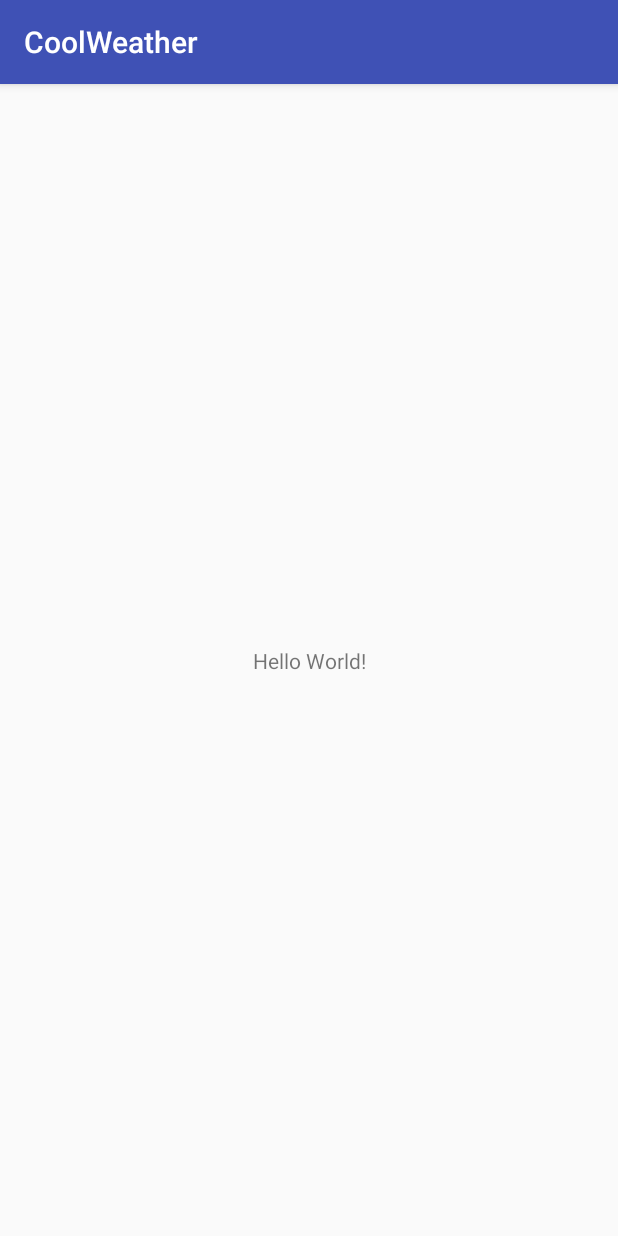
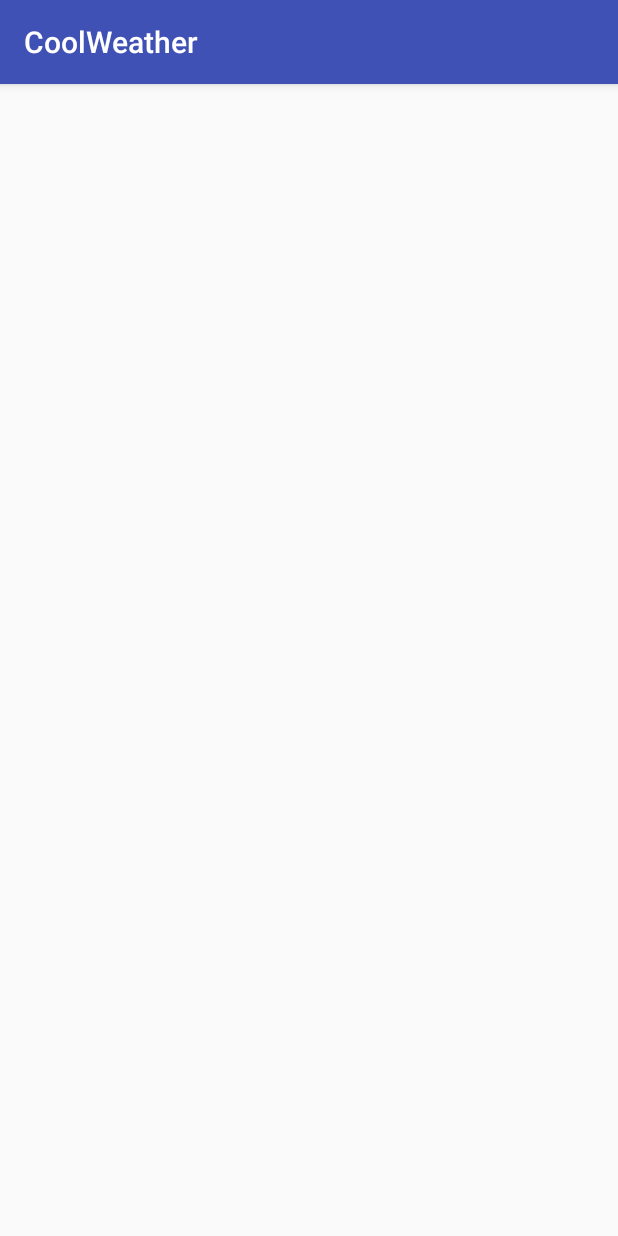
Before and after one commit to onlyfelony/coolweather, an Android app: the screen it shows after launch (MainActivity), on a phone screen of 412 x 824 dp. Run offline under Robolectric (Android 15) with nearby library versions, the phone set to English and light mode, and no system bars.

Commit message:
加入数据库

```diff
--- a/app/build.gradle
+++ b/app/build.gradle
@@ -25,4 +25,9 @@ dependencies {
     testImplementation 'junit:junit:4.12'
     androidTestImplementation 'com.android.support.test:runner:1.0.1'
     androidTestImplementation 'com.android.support.test.espresso:espresso-core:3.0.1'
+
+    implementation 'org.litepal.android:core:1.6.1'
+    implementation 'com.squareup.okhttp3:okhttp:3.10.0'
+    implementation 'com.google.code.gson:gson:2.8.2'
+    implementation 'com.github.bumptech.glide:glide:4.7.1'
 }
--- a/app/src/main/AndroidManifest.xml
+++ b/app/src/main/AndroidManifest.xml
@@ -3,6 +3,7 @@
     package="com.example.administrator.coolweather">
 
     <application
+        android:name="org.litepal.LitePalApplication"
         android:allowBackup="true"
         android:icon="@mipmap/ic_launcher"
         android:label="@string/app_name"
--- a/app/src/main/res/layout/activity_main.xml
+++ b/app/src/main/res/layout/activity_main.xml
@@ -1,18 +1,11 @@
 <?xml version="1.0" encoding="utf-8"?>
-<android.support.constraint.ConstraintLayout xmlns:android="http://schemas.android.com/apk/res/android"
+<LinearLayout xmlns:android="http://schemas.android.com/apk/res/android"
     xmlns:app="http://schemas.android.com/apk/res-auto"
     xmlns:tools="http://schemas.android.com/tools"
     android:layout_width="match_parent"
     android:layout_height="match_parent"
     tools:context=".MainActivity">
 
-    <TextView
-        android:layout_width="wrap_content"
-        android:layout_height="wrap_content"
-        android:text="Hello World!"
-        app:layout_constraintBottom_toBottomOf="parent"
-        app:layout_constraintLeft_toLeftOf="parent"
-        app:layout_constraintRight_toRightOf="parent"
-        app:layout_constraintTop_toTopOf="parent" />
 
-</android.support.constraint.ConstraintLayout>
+
+</LinearLayout>
```
Also changed, not shown: app/src/main/assets/litepal.xml (added, +13 -0 lines), app/src/main/java/com/example/administrator/coolweather/db/City.java (added, +45 -0 lines), app/src/main/java/com/example/administrator/coolweather/db/Country.java (added, +45 -0 lines), app/src/main/java/com/example/administrator/coolweather/db/Province.java (added, +35 -0 lines).
